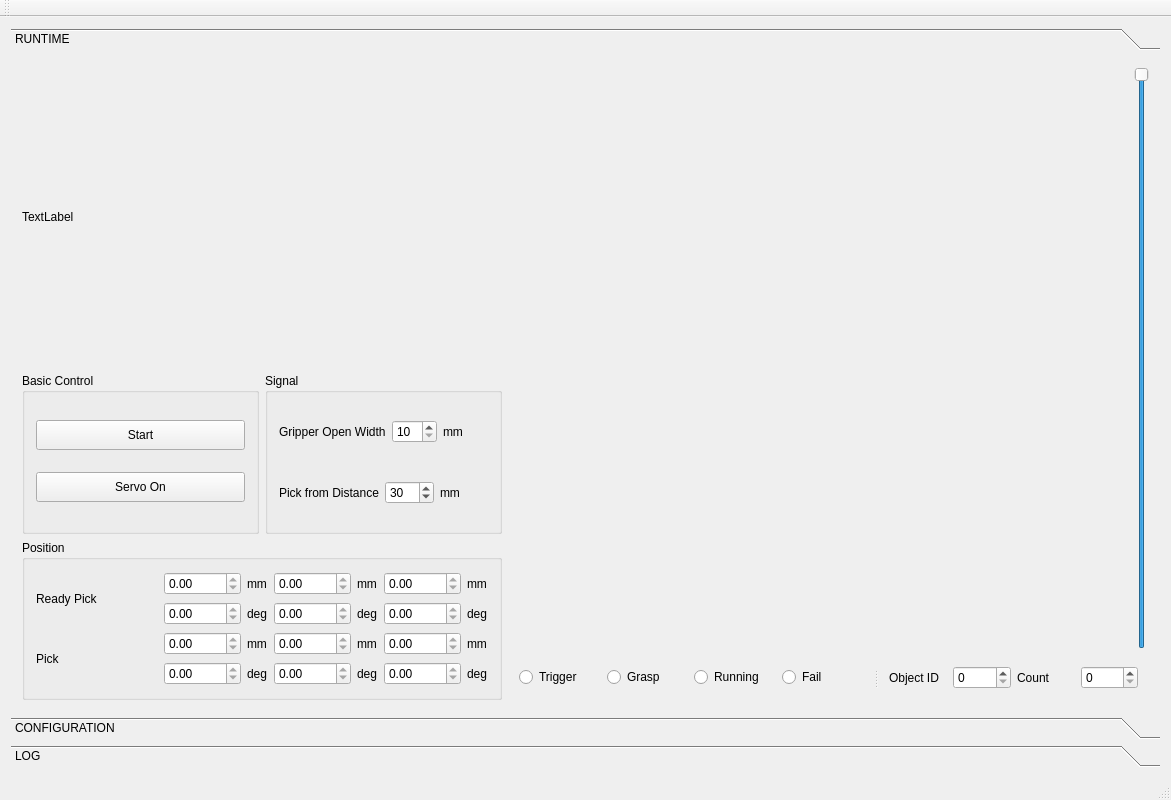
Old version of the form mainwindow.ui in the repository tapati0127/6DPoseEstimation.
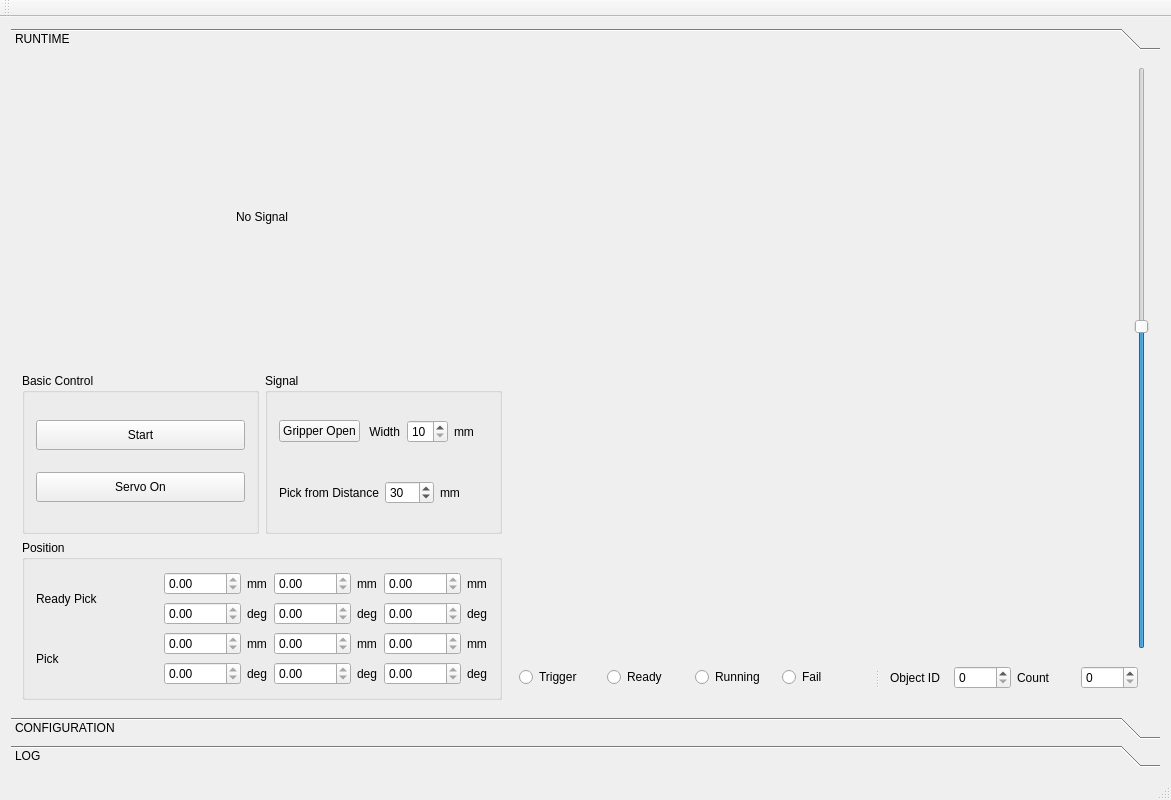
New version of the form. Custom widgets are drawn as their Qt base class.

```diff
--- a/mainwindow.ui
+++ b/mainwindow.ui
@@ -53,7 +53,16 @@
              </size>
             </property>
             <property name="text">
-             <string>TextLabel</string>
+             <string>No Signal</string>
+            </property>
+            <property name="textFormat">
+             <enum>Qt::AutoText</enum>
+            </property>
+            <property name="scaledContents">
+             <bool>true</bool>
+            </property>
+            <property name="alignment">
+             <set>Qt::AlignCenter</set>
             </property>
            </widget>
           </item>
@@ -104,10 +113,17 @@
                 <layout class="QHBoxLayout" name="horizontalLayout_24">
                  <item>
                   <layout class="QHBoxLayout" name="horizontalLayout_22">
+                   <item>
+                    <widget class="QPushButton" name="pushButtonGripperOpen">
+                     <property name="text">
+                      <string>Gripper Open</string>
+                     </property>
+                    </widget>
+                   </item>
                    <item>
                     <widget class="QLabel" name="label_12">
                      <property name="text">
-                      <string>Gripper Open Width</string>
+                      <string> Width</string>
                      </property>
                     </widget>
                    </item>
@@ -454,9 +470,15 @@
               <property name="minimum">
                <number>150</number>
               </property>
+              <property name="maximum">
+               <number>600</number>
+              </property>
               <property name="singleStep">
                <number>1</number>
               </property>
+              <property name="value">
+               <number>400</number>
+              </property>
               <property name="orientation">
                <enum>Qt::Vertical</enum>
               </property>
@@ -481,7 +503,10 @@
               <item>
                <widget class="QRadioButton" name="radioButtonGrasp">
                 <property name="text">
-                 <string>Grasp</string>
+                 <string>Ready</string>
+                </property>
+                <property name="checkable">
+                 <bool>false</bool>
                 </property>
                </widget>
               </item>
```
Left out of the diff: 25 changed lines with no effect on the pictures.
